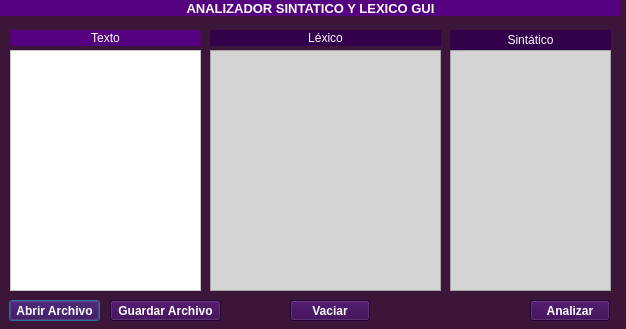
First picture: the form in dialog.ui, repository NitoLCh/Analizador-Sintactico-GUI, before the edit.
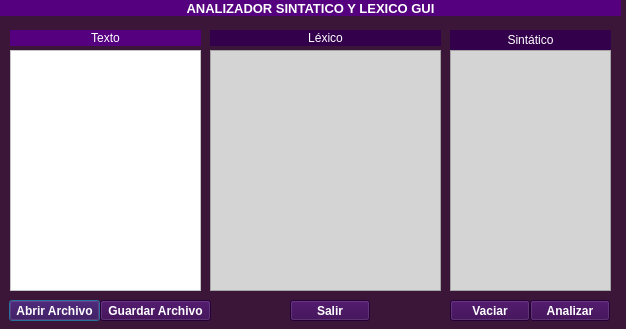
Second picture: the form after the edit.

Diff of the .ui file:
```diff
--- a/dialog.ui
+++ b/dialog.ui
@@ -200,7 +200,7 @@
   <widget class="QPushButton" name="pushButton_3">
    <property name="geometry">
     <rect>
-     <x>290</x>
+     <x>450</x>
      <y>300</y>
      <width>80</width>
      <height>21</height>
@@ -225,7 +225,7 @@
   <widget class="QPushButton" name="pushButton_4">
    <property name="geometry">
     <rect>
-     <x>110</x>
+     <x>100</x>
      <y>300</y>
      <width>111</width>
      <height>21</height>
@@ -247,6 +247,31 @@
     <string>Guardar Archivo</string>
    </property>
   </widget>
+  <widget class="QPushButton" name="pushButton_5">
+   <property name="geometry">
+    <rect>
+     <x>290</x>
+     <y>300</y>
+     <width>80</width>
+     <height>21</height>
+    </rect>
+   </property>
+   <property name="font">
+    <font>
+     <bold>true</bold>
+    </font>
+   </property>
+   <property name="autoFillBackground">
+    <bool>false</bool>
+   </property>
+   <property name="styleSheet">
+    <string notr="true">background-color: rgb(51, 0, 76);
+color: rgb(255, 255, 255);</string>
+   </property>
+   <property name="text">
+    <string>Salir</string>
+   </property>
+  </widget>
  </widget>
  <resources/>
  <connections/>
```
